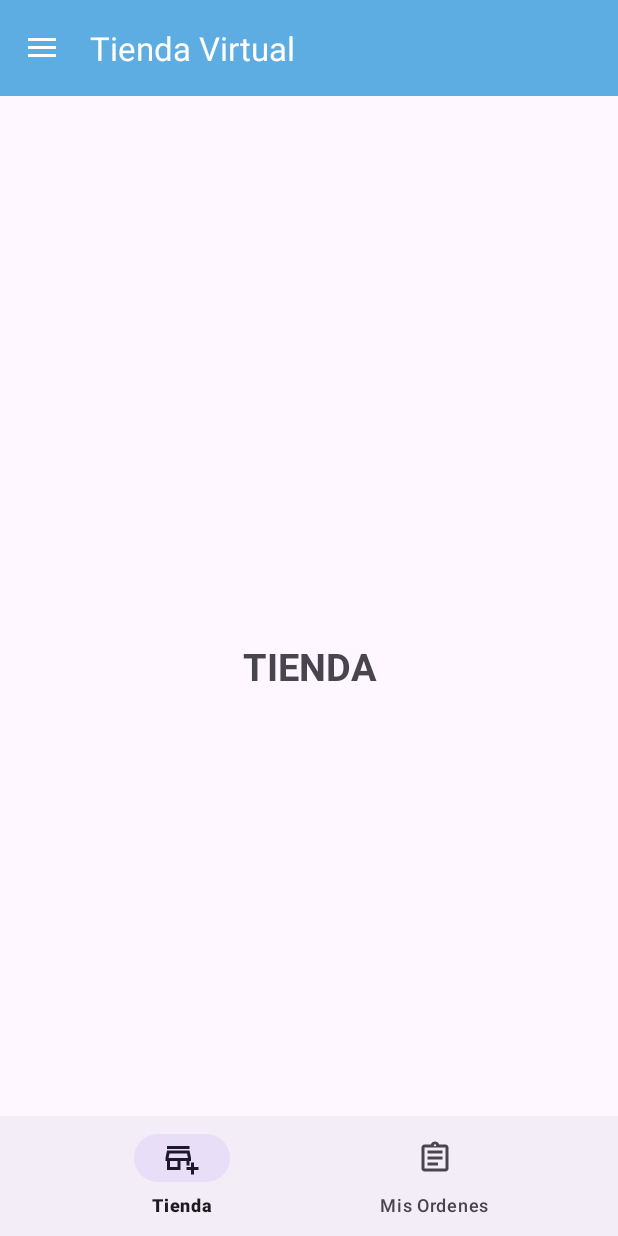
After one commit to Daniel888Mendez/TiendaVirtual, an Android app: the FragmentInicioC screen opened directly, with no data from a screen before it, on a phone screen of 412 x 824 dp. The commit adds this screen. Run offline under Robolectric (Android 15) with nearby library versions, the phone set to English and light mode, and no system bars.

Commit message:
se ha implementado el navigation drawer y el button navigation Bar. A falta de la comprobacion de usuario

```diff
--- a/app/src/main/AndroidManifest.xml
+++ b/app/src/main/AndroidManifest.xml
@@ -29,7 +29,7 @@
             </intent-filter>
         </activity>
         <activity
-            android:name=".MainActivity"
+            android:name=".Cliente.MainActivityCliente"
             android:exported="false" />
     </application>
 
--- /dev/null
+++ b/app/src/main/java/com/dmo/tiendavirtual/Cliente/Botton_Nav_Fragments_Cliente/FragmentTiendaC.kt
@@ -0,0 +1,21 @@
+package com.dmo.tiendavirtual.Cliente.Botton_Nav_Fragments_Cliente
+
+import android.os.Bundle
+import androidx.fragment.app.Fragment
+import android.view.LayoutInflater
+import android.view.View
+import android.view.ViewGroup
+import com.dmo.tiendavirtual.R
+
+
+class FragmentTiendaC : Fragment() {
+
+    override fun onCreateView(
+        inflater: LayoutInflater, container: ViewGroup?,
+        savedInstanceState: Bundle?
+    ): View? {
+        // Inflate the layout for this fragment
+        return inflater.inflate(R.layout.fragment_tienda_c, container, false)
+    }
+
+}
--- /dev/null
+++ b/app/src/main/java/com/dmo/tiendavirtual/Cliente/MainActivityCliente.kt
@@ -0,0 +1,74 @@
+package com.dmo.tiendavirtual.Cliente
+
+import android.os.Bundle
+import android.view.MenuItem
+import android.widget.Toast
+import androidx.appcompat.app.ActionBarDrawerToggle
+import androidx.appcompat.app.AppCompatActivity
+import androidx.appcompat.widget.Toolbar
+import androidx.core.view.GravityCompat
+import androidx.fragment.app.Fragment
+import com.dmo.tiendavirtual.Cliente.Botton_Nav_Fragments_Cliente.FragmentMisOrdenesC
+import com.dmo.tiendavirtual.Cliente.Botton_Nav_Fragments_Cliente.FragmentTiendaC
+import com.dmo.tiendavirtual.Cliente.Nav_Fragments_Cliente.FragmentInicioC
+import com.dmo.tiendavirtual.Cliente.Nav_Fragments_Cliente.FragmentMiPerfilC
+
+
+import com.dmo.tiendavirtual.R
+import com.dmo.tiendavirtual.databinding.ActivityMainClienteBinding
+import com.google.android.material.navigation.NavigationView
+
+class MainActivityCliente : AppCompatActivity()  , NavigationView.OnNavigationItemSelectedListener{
+    private lateinit var binding: ActivityMainClienteBinding
+
+    override fun onCreate(savedInstanceState: Bundle?) {
+        super.onCreate(savedInstanceState)
+        binding= ActivityMainClienteBinding.inflate(layoutInflater)
+        setContentView(binding.root)
+
+        val toolbar = findViewById<Toolbar>(R.id.toolbar)
+        setSupportActionBar(toolbar)
+
+        binding.navigationView.setNavigationItemSelectedListener(this)
+
+        val toggle= ActionBarDrawerToggle(
+            this,
+            binding.drawerLayout,
+            toolbar,
+            R.string.open_drawer,
+            R.string.close_drawer
+        )
+
+        binding.drawerLayout.addDrawerListener(toggle)
+        toggle.syncState()
+        replaceFragment(FragmentInicioC())
+
+    }
+
+    private fun replaceFragment(fragment: Fragment) {
+        supportFragmentManager.beginTransaction().replace(R.id.navFragment,fragment).commit()
+    }
+
+    override fun onNavigationItemSelected(item: MenuItem): Boolean {
+        when(item.itemId){
+            R.id.op_inicio_c->{
+                replaceFragment(FragmentInicioC())
+            }
+            R.id.op_mi_perfil_c->{
+                replaceFragment(FragmentMiPerfilC())
+            }
+            R.id.op_cerrer_sesion_c->{
+                Toast.makeText(applicationContext,"Has cerrado sesion", Toast.LENGTH_SHORT).show()
+            }
+            R.id.op_tienda_c->{
+                replaceFragment(FragmentTiendaC())
+            }
+            R.id.op_mi_ordenes_c->{
+                replaceFragment(FragmentMisOrdenesC())
+            }
+        }
+        binding.drawerLayout.closeDrawer(GravityCompat.START)
+        return true
+
+    }
+}
--- /dev/null
+++ b/app/src/main/java/com/dmo/tiendavirtual/Cliente/Nav_Fragments_Cliente/FragmentInicioC.kt
@@ -0,0 +1,46 @@
+package com.dmo.tiendavirtual.Cliente.Nav_Fragments_Cliente
+
+import android.os.Bundle
+import androidx.fragment.app.Fragment
+import android.view.LayoutInflater
+import android.view.View
+import android.view.ViewGroup
+import com.dmo.tiendavirtual.Cliente.Botton_Nav_Fragments_Cliente.FragmentMisOrdenesC
+import com.dmo.tiendavirtual.Cliente.Botton_Nav_Fragments_Cliente.FragmentTiendaC
+import com.dmo.tiendavirtual.R
+import com.dmo.tiendavirtual.databinding.ActivityMainVendedorBinding
+import com.dmo.tiendavirtual.databinding.FragmentInicioCBinding
+
+class FragmentInicioC : Fragment() {
+
+    private lateinit var binding: FragmentInicioCBinding
+
+    override fun onCreateView(
+        inflater: LayoutInflater, container: ViewGroup?,
+        savedInstanceState: Bundle?
+    ): View? {
+
+        binding= FragmentInicioCBinding.inflate(inflater,container,false)
+
+        binding.bottonNavigation.setOnItemSelectedListener {
+            when(it.itemId){
+                R.id.op_tienda_c->{
+                    replaceFragment(FragmentTiendaC())
+
+                }
+                R.id.op_mi_ordenes_c->{
+                    replaceFragment(FragmentMisOrdenesC())
+                }
+            }
+            true
+        }
+        replaceFragment(FragmentTiendaC())
+        binding.bottonNavigation.selectedItemId=R.id.op_tienda_c
+        return binding.root
+    }
+
+    private fun replaceFragment(fragment: Fragment) {
+        parentFragmentManager.beginTransaction().replace(R.id.bottonFragment,fragment).commit()
+    }
+
+}
--- a/app/src/main/java/com/dmo/tiendavirtual/Vendedor/MainActivityVendedor.kt
+++ b/app/src/main/java/com/dmo/tiendavirtual/Vendedor/MainActivityVendedor.kt
@@ -2,14 +2,12 @@ package com.dmo.tiendavirtual.Vendedor
 
 import android.content.Intent
 import android.os.Bundle
-import android.view.Gravity
 import android.view.MenuItem
 import android.widget.Toast
 import androidx.appcompat.app.ActionBarDrawerToggle
 import androidx.appcompat.app.AppCompatActivity
 import androidx.appcompat.widget.Toolbar
 import androidx.core.view.GravityCompat
-import androidx.drawerlayout.widget.DrawerLayout
 import androidx.fragment.app.Fragment
 import com.dmo.tiendavirtual.R
 import com.dmo.tiendavirtual.Vendedor.Boton_Nav_Fragmrento.FragmentMisProductos
--- /dev/null
+++ b/app/src/main/res/drawable/icono_mi_perfil.xml
@@ -0,0 +1,5 @@
+<vector xmlns:android="http://schemas.android.com/apk/res/android" android:height="24dp" android:tint="#A9A6A6" android:viewportHeight="960" android:viewportWidth="960" android:width="24dp">
+
+    <path android:fillColor="@android:color/white" android:pathData="M234,684Q285,645 348,622.5Q411,600 480,600Q549,600 612,622.5Q675,645 726,684Q761,643 780.5,591Q800,539 800,480Q800,347 706.5,253.5Q613,160 480,160Q347,160 253.5,253.5Q160,347 160,480Q160,539 179.5,591Q199,643 234,684ZM480,520Q421,520 380.5,479.5Q340,439 340,380Q340,321 380.5,280.5Q421,240 480,240Q539,240 579.5,280.5Q620,321 620,380Q620,439 579.5,479.5Q539,520 480,520ZM480,880Q397,880 324,848.5Q251,817 197,763Q143,709 111.5,636Q80,563 80,480Q80,397 111.5,324Q143,251 197,197Q251,143 324,111.5Q397,80 480,80Q563,80 636,111.5Q709,143 763,197Q817,251 848.5,324Q880,397 880,480Q880,563 848.5,636Q817,709 763,763Q709,817 636,848.5Q563,880 480,880ZM480,800Q533,800 580,784.5Q627,769 666,740Q627,711 580,695.5Q533,680 480,680Q427,680 380,695.5Q333,711 294,740Q333,769 380,784.5Q427,800 480,800ZM480,440Q506,440 523,423Q540,406 540,380Q540,354 523,337Q506,320 480,320Q454,320 437,337Q420,354 420,380Q420,406 437,423Q454,440 480,440ZM480,380Q480,380 480,380Q480,380 480,380Q480,380 480,380Q480,380 480,380Q480,380 480,380Q480,380 480,380Q480,380 480,380Q480,380 480,380ZM480,740Q480,740 480,740Q480,740 480,740Q480,740 480,740Q480,740 480,740Q480,740 480,740Q480,740 480,740Q480,740 480,740Q480,740 480,740Z"/>
+
+</vector>
--- /dev/null
+++ b/app/src/main/res/layout/activity_main_cliente.xml
@@ -0,0 +1,27 @@
+<?xml version="1.0" encoding="utf-8"?>
+<androidx.drawerlayout.widget.DrawerLayout
+    xmlns:android="http://schemas.android.com/apk/res/android"
+    xmlns:app="http://schemas.android.com/apk/res-auto"
+    xmlns:tools="http://schemas.android.com/tools"
+    android:id="@+id/drawerLayout"
+    android:layout_width="match_parent"
+    android:layout_height="match_parent"
+    android:fitsSystemWindows="true"
+    tools:openDrawer="start"
+    tools:context=".Cliente.MainActivityCliente">
+
+    <include
+        android:id="@+id/appbarMain"
+        layout="@layout/app_bar_main"/>
+
+    <com.google.android.material.navigation.NavigationView
+        android:layout_width="wrap_content"
+        android:layout_height="match_parent"
+        android:layout_gravity="start"
+        android:id="@+id/navigationView"
+        app:headerLayout="@layout/nav_header_cliente"
+        app:menu="@menu/nav_drawer_cliente_menu"/>
+
+
+
+</androidx.drawerlayout.widget.DrawerLayout>
--- /dev/null
+++ b/app/src/main/res/layout/fragment_inicio_c.xml
@@ -0,0 +1,38 @@
+<?xml version="1.0" encoding="utf-8"?>
+<androidx.coordinatorlayout.widget.CoordinatorLayout xmlns:android="http://schemas.android.com/apk/res/android"
+    xmlns:tools="http://schemas.android.com/tools"
+    android:layout_width="match_parent"
+    android:layout_height="match_parent"
+    xmlns:app="http://schemas.android.com/apk/res-auto"
+    tools:context=".Cliente.Nav_Fragments_Cliente.FragmentInicioC">
+
+    <!-- TODO: Update blank fragment layout -->
+    <FrameLayout
+        android:id="@+id/bottonFragment"
+        android:layout_width="match_parent"
+        android:layout_height="match_parent"/>
+
+    <com.google.android.material.bottomappbar.BottomAppBar
+        android:id="@+id/bottonAppBar"
+        android:layout_gravity="bottom"
+        app:contentInsetEnd="0dp"
+        app:contentInsetStart="0dp"
+        app:fabCradleMargin="10dp"
+        app:fabCradleRoundedCornerRadius="20dp"
+        android:layout_width="match_parent"
+        android:layout_height="wrap_content">
+
+        <com.google.android.material.bottomnavigation.BottomNavigationView
+            android:id="@+id/bottonNavigation"
+            android:layout_width="match_parent"
+            android:layout_height="match_parent"
+            android:backgroundTint="@android:color/transparent"
+            app:elevation="0dp"
+            app:labelVisibilityMode="labeled"
+            app:menu="@menu/bottom_nav_bar_cliente_menu"/>
+
+
+
+    </com.google.android.material.bottomappbar.BottomAppBar>
+
+</androidx.coordinatorlayout.widget.CoordinatorLayout>
--- /dev/null
+++ b/app/src/main/res/layout/fragment_tienda_c.xml
@@ -0,0 +1,17 @@
+<?xml version="1.0" encoding="utf-8"?>
+<FrameLayout xmlns:android="http://schemas.android.com/apk/res/android"
+    xmlns:tools="http://schemas.android.com/tools"
+    android:layout_width="match_parent"
+    android:layout_height="match_parent"
+    tools:context=".Cliente.Botton_Nav_Fragments_Cliente.FragmentTiendaC">
+
+    <!-- TODO: Update blank fragment layout -->
+    <TextView
+        android:layout_width="match_parent"
+        android:layout_height="match_parent"
+        android:text="TIENDA"
+        android:gravity="center"
+        android:textSize="25sp"
+        android:textStyle="bold" />
+
+</FrameLayout>
--- /dev/null
+++ b/app/src/main/res/menu/bottom_nav_bar_cliente_menu.xml
@@ -0,0 +1,14 @@
+<?xml version="1.0" encoding="utf-8"?>
+<menu xmlns:android="http://schemas.android.com/apk/res/android">
+
+    <item
+        android:title="@string/op_tienda_c"
+        android:id="@+id/op_tienda_c"
+        android:icon="@drawable/icono_tienda"/>
+    <item
+        android:title="@string/op_mi_ordenes_c"
+        android:id="@+id/op_mi_ordenes_c"
+        android:icon="@drawable/icono_ordenes"/>
+
+
+</menu>
--- /dev/null
+++ b/app/src/main/res/menu/nav_drawer_cliente_menu.xml
@@ -0,0 +1,30 @@
+<?xml version="1.0" encoding="utf-8"?>
+<menu xmlns:android="http://schemas.android.com/apk/res/android"
+    xmlns:tools="http://schemas.android.com/tools"
+    tools:shoIn="navigation_view">
+    <group
+        android:id="@+id/grupo_op"
+        android:checkableBehavior="single">
+
+        <!--Inicio-->
+        <item
+            android:title="@string/op_inicio_c"
+            android:id="@+id/op_inicio_c"
+            android:icon="@drawable/icono_inicio"/>
+
+        <!--Perfil-->
+
+        <item
+            android:title="@string/op_mi_perfil_c"
+            android:id="@+id/op_mi_perfil_c"
+            android:icon="@drawable/icono_mi_perfil"/>
+
+    </group>
+
+    <!--Cerrar sesion-->
+    <item
+        android:title="@string/op_cerrer_sesion_c"
+        android:id="@+id/op_cerrer_sesion_c"
+        android:icon="@drawable/icono_cerrarsesion"/>
+
+</menu>
--- a/app/src/main/res/values/colors.xml
+++ b/app/src/main/res/values/colors.xml
@@ -4,6 +4,8 @@
     <color name="white">#FFFFFFFF</color>
     <color name="celesteclaro">#85c1e9</color>
     <color name="celesteoscuro">#5DADE2</color>
+    <color name="azulmarino">#2471A3</color>
+
 
 
 </resources>
--- a/app/src/main/res/values/strings.xml
+++ b/app/src/main/res/values/strings.xml
@@ -1,8 +1,24 @@
 <resources>
     <string name="app_name">Tienda Virtual</string>
+    <string name="txt_bienvenida">Bienvenido(a)</string>
     <string name="hello_blank_fragment">Hello blank fragment</string>
     <string name="open_drawer">Open Drawer</string>
     <string name="close_drawer">Close drawer</string>
+
+    <!--NavigationDrawer Vendedor-->
+    <string name="op_inicio_v">Inicio</string>
+    <string name="op_mi_tienda_v">Mi Tienda</string>
+    <string name="op_resenia_v">Reseñas</string>
+    <string name="op_cerrer_sesion_v">Cerrar Sesion</string>
+
+    <!--NavigationDrawer Cliente-->
+    <string name="op_inicio_c">Inicio</string>
+    <string name="op_mi_perfil_c">Mi Perfil</string>
+    <string name="op_cerrer_sesion_c">Cerrar Sesion</string>
+
+    <!--Botton Navigation Bar Cliente-->
+    <string name="op_tienda_c">Tienda</string>
+    <string name="op_mi_ordenes_c">Mis Ordenes</string>
 
 
     <!--Registro vendedor-->
```
Also changed, not shown: app/src/main/java/com/dmo/tiendavirtual/Cliente/Botton_Nav_Fragments_Cliente/FragmentMisOrdenesC.kt (added, +20 -0 lines), app/src/main/java/com/dmo/tiendavirtual/Cliente/Nav_Fragments_Cliente/FragmentMiPerfilC.kt (added, +21 -0 lines), app/src/main/java/com/dmo/tiendavirtual/MainActivity.kt (deleted, +0 -17 lines), app/src/main/res/layout/activity_main.xml (deleted, +0 -19 lines), app/src/main/res/layout/fragment_mi_perfil_c.xml (added, +17 -0 lines), app/src/main/res/layout/fragment_mis_ordenes_c.xml (added, +17 -0 lines), app/src/main/res/layout/nav_header_cliente.xml (added, +20 -0 lines).
